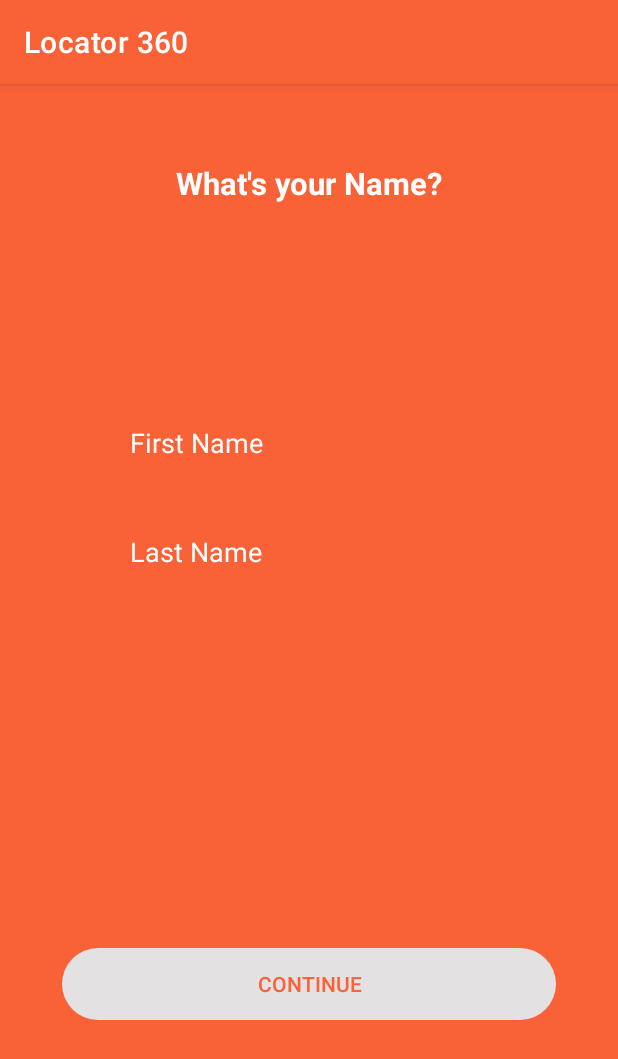
After one commit to shero333/Locator360Uprock, an Android app: the NameSignUpActivity screen opened directly, with no data from a screen before it, on a phone screen of 412 x 824 dp. The commit adds this screen. Shown: the top 1059 px of the screen. Run offline under Robolectric (Android 15) with nearby library versions, the phone set to English and light mode, and no system bars; our stand-ins replace sdp/ssp sizes.

Commit message:
phone & name sign up screens completed

```diff
--- /dev/null
+++ b/app/src/main/java/com/hammad/locator360/SignUp/NameSignUpActivity.java
@@ -0,0 +1,121 @@
+package com.hammad.locator360.SignUp;
+
+import androidx.appcompat.app.AppCompatActivity;
+
+import android.content.Intent;
+import android.os.Bundle;
+import android.text.Editable;
+import android.text.TextWatcher;
+import android.util.Log;
+import android.view.View;
+
+import com.hammad.locator360.R;
+import com.hammad.locator360.SharedPreference.SharedPreference;
+import com.hammad.locator360.databinding.ActivityNameSignUpBinding;
+
+public class NameSignUpActivity extends AppCompatActivity {
+
+    private ActivityNameSignUpBinding binding;
+    private boolean isFirstNameEntered,isLastNameEntered;
+
+    @Override
+    protected void onCreate(Bundle savedInstanceState) {
+        super.onCreate(savedInstanceState);
+
+        //initializing binding
+        binding = ActivityNameSignUpBinding.inflate(getLayoutInflater());
+        View view=binding.getRoot();
+        setContentView(view);
+
+        //TextWatchers
+        binding.edtFirstNameSignUp.addTextChangedListener(firstNameTextWatcher);
+
+        binding.edtLastNameSignUp.addTextChangedListener(lastNameTextWatcher);
+
+        binding.btnContName.setOnClickListener(v -> buttonClickListener());
+
+    }
+
+    private TextWatcher firstNameTextWatcher = new TextWatcher() {
+        @Override
+        public void beforeTextChanged(CharSequence charSequence, int i, int i1, int i2) {}
+
+        @Override
+        public void onTextChanged(CharSequence charSequence, int i, int i1, int i2) {
+
+            String s = charSequence.toString().trim();
+
+            if(s.length() > 0) {
+                isFirstNameEntered = true;
+            }
+            else if(s.length() == 0){
+                isFirstNameEntered = false;
+            }
+
+            /*
+                function for checking the length of both edit texts (first & last name)
+                If length of both are greater than zero, enables the 'continue'
+            */
+            enableContinueButton();
+
+        }
+
+        @Override
+        public void afterTextChanged(Editable editable) {}
+    };
+
+    private TextWatcher lastNameTextWatcher =new TextWatcher() {
+        @Override
+        public void beforeTextChanged(CharSequence charSequence, int i, int i1, int i2) {}
+
+        @Override
+        public void onTextChanged(CharSequence charSequence, int i, int i1, int i2) {
+
+            String s = charSequence.toString().trim();
+
+            if(s.length() > 0) {
+                isLastNameEntered = true;
+            }
+            else if(s.length() == 0){
+                isLastNameEntered = false;
+            }
+
+            /*
+                function for checking the length of both edit texts (first & last name)
+                If length of both are greater than zero, enables the 'continue'
+            */
+            enableContinueButton();
+
+        }
+
+        @Override
+        public void afterTextChanged(Editable editable) {}
+    };
+
+    private void enableContinueButton(){
+        //if true, enables the continue button
+        if(isFirstNameEntered && isLastNameEntered){
+
+            binding.btnContName.setEnabled(true);
+            binding.btnContName.setBackgroundResource(R.drawable.white_rounded_button);
+        }
+        else if(!isFirstNameEntered || !isLastNameEntered){
+            binding.btnContName.setEnabled(false);
+            binding.btnContName.setBackgroundResource(R.drawable.disabled_round_button);
+        }
+    }
+
+    private void buttonClickListener(){
+
+        String firstName = binding.edtFirstNameSignUp.getText().toString().trim();
+
+        String lastName = binding.edtLastNameSignUp.getText().toString().trim();
+
+        //saving values to shared preference
+        SharedPreference.setFirstNamePref(firstName);
+        SharedPreference.setLastNamePref(lastName);
+
+        //navigating to next activity
+        startActivity(new Intent(this,EmailSignUpActivity.class));
+    }
+}
--- a/app/src/main/java/com/hammad/locator360/Util/Constants.java
+++ b/app/src/main/java/com/hammad/locator360/Util/Constants.java
@@ -1,6 +1,8 @@
 package com.hammad.locator360.Util;
 
 public class Constants {
+
+    public static final String USERS = "users";
 
     public static final String PHONE_NO = "phoneNo";
     public static final String FIRST_NAME = "firstName";
@@ -8,4 +10,7 @@ public class Constants {
     public static final String EMAIL = "email";
     public static final String PASSWORD = "password";
 
+    public static final String NULL = "null";
+
+
 }
--- /dev/null
+++ b/app/src/main/res/drawable/disabled_round_button.xml
@@ -0,0 +1,8 @@
+<?xml version="1.0" encoding="utf-8"?>
+<shape android:shape="rectangle" xmlns:android="http://schemas.android.com/apk/res/android">
+
+    <solid android:color="#E3E1E1"/>
+
+    <corners android:radius="@dimen/_20sdp"/>
+
+</shape>
--- /dev/null
+++ b/app/src/main/res/layout/activity_name_sign_up.xml
@@ -0,0 +1,78 @@
+<?xml version="1.0" encoding="utf-8"?>
+<androidx.constraintlayout.widget.ConstraintLayout xmlns:android="http://schemas.android.com/apk/res/android"
+    xmlns:tools="http://schemas.android.com/tools"
+    android:layout_width="match_parent"
+    android:layout_height="match_parent"
+    xmlns:app="http://schemas.android.com/apk/res-auto"
+    tools:context=".SignUp.NameSignUpActivity"
+    android:background="@color/orange">
+
+    <TextView
+        android:id="@+id/txt_name_sign_up"
+        android:layout_width="wrap_content"
+        android:layout_height="wrap_content"
+        android:text="What's your Name?"
+        android:textColor="@color/white"
+        android:textSize="@dimen/_16ssp"
+        android:textStyle="bold"
+        android:layout_marginTop="@dimen/_40sdp"
+        app:layout_constraintStart_toStartOf="parent"
+        app:layout_constraintEnd_toEndOf="parent"
+        app:layout_constraintTop_toTopOf="parent"/>
+
+    <EditText
+        android:id="@+id/edt_first_name_sign_up"
+        android:layout_width="0dp"
+        android:layout_height="wrap_content"
+        app:layout_constraintWidth_percent="0.6"
+        android:backgroundTint="@color/orange"
+        android:hint="First Name"
+        android:textColorHint="@color/white"
+        android:textSize="@dimen/_14ssp"
+        android:textColor="@color/white"
+        android:cursorVisible="true"
+        android:textCursorDrawable="@color/white"
+        android:imeOptions="actionDone"
+        android:inputType="text"
+        app:layout_constraintVertical_bias="0.3"
+        app:layout_constraintStart_toStartOf="parent"
+        app:layout_constraintEnd_toEndOf="parent"
+        app:layout_constraintTop_toTopOf="parent"
+        app:layout_constraintBottom_toBottomOf="parent"/>
+
+    <EditText
+        android:id="@+id/edt_last_name_sign_up"
+        android:layout_width="0dp"
+        android:layout_height="wrap_content"
+        app:layout_constraintWidth_percent="0.6"
+        android:backgroundTint="@color/orange"
+        android:hint="Last Name"
+        android:textColorHint="@color/white"
+        android:textSize="@dimen/_14ssp"
+        android:textColor="@color/white"
+        android:cursorVisible="true"
+        android:textCursorDrawable="@color/white"
+        android:imeOptions="actionDone"
+        android:inputType="text"
+        app:layout_constraintVertical_bias="0.4"
+        app:layout_constraintStart_toStartOf="parent"
+        app:layout_constraintEnd_toEndOf="parent"
+        app:layout_constraintTop_toTopOf="parent"
+        app:layout_constraintBottom_toBottomOf="parent"/>
+
+    <androidx.appcompat.widget.AppCompatButton
+        android:id="@+id/btn_cont_name"
+        android:layout_width="0dp"
+        android:layout_height="wrap_content"
+        app:layout_constraintWidth_percent="0.8"
+        android:background="@drawable/disabled_round_button"
+        android:enabled="false"
+        android:text="Continue"
+        android:textColor="@color/orange"
+        app:layout_constraintVertical_bias="0.8"
+        app:layout_constraintStart_toStartOf="parent"
+        app:layout_constraintEnd_toEndOf="parent"
+        app:layout_constraintTop_toTopOf="parent"
+        app:layout_constraintBottom_toBottomOf="parent"/>
+
+</androidx.constraintlayout.widget.ConstraintLayout>
--- a/app/src/main/res/layout/activity_phone_no_sign_up.xml
+++ b/app/src/main/res/layout/activity_phone_no_sign_up.xml
@@ -84,7 +84,8 @@
         app:layout_constraintWidth_percent="0.8"
         android:text="Continue"
         android:textColor="@color/orange"
-        android:background="@drawable/white_rounded_button"
+        android:background="@drawable/disabled_round_button"
+        android:enabled="false"
         app:layout_constraintVertical_bias="0.8"
         app:layout_constraintStart_toStartOf="parent"
         app:layout_constraintEnd_toEndOf="parent"
```
Also changed, not shown: app/src/main/AndroidManifest.xml (+23 -3 lines), app/src/main/java/com/hammad/locator360/JoinCircleFirstScreenActivity.java (added, +14 -0 lines), app/src/main/java/com/hammad/locator360/SharedPreference/SharedPreference.java (+38 -1 lines), app/src/main/java/com/hammad/locator360/SignUp/CreatePasswordActivity.java (added, +53 -0 lines), app/src/main/java/com/hammad/locator360/SignUp/EmailSignUpActivity.java (added, +44 -0 lines), app/src/main/java/com/hammad/locator360/SignUp/PhoneNoSignUpActivity.java (+87 -24 lines), app/src/main/res/layout/activity_create_password.xml (added, +67 -0 lines), app/src/main/res/layout/activity_email_sign_up.xml (added, +56 -0 lines), app/src/main/res/layout/activity_join_circle_first_screen.xml (added, +22 -0 lines), build.gradle (+13 -2 lines).
